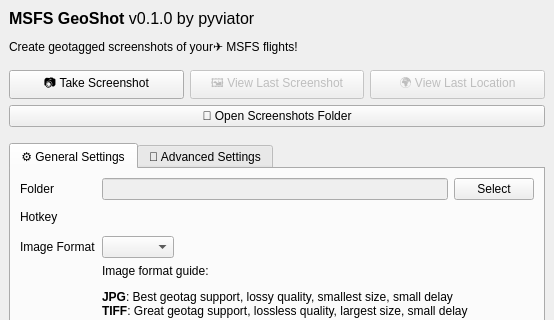
Old version of the form qtdesigner/main_window.ui in the repository pyviator/msfs-geoshot; both pictures show x 0 to 554 and y 0 to 320 of the 554 by 520 pixel window.
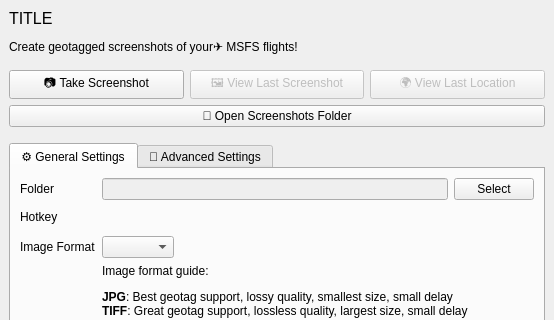
New version of the form.

Commit message: Set main window title dynamically

What changed in the file:
```diff
--- a/qtdesigner/main_window.ui
+++ b/qtdesigner/main_window.ui
@@ -39,7 +39,7 @@
          </font>
         </property>
         <property name="text">
-         <string>&lt;b&gt;MSFS GeoShot&lt;/b&gt; v0.1.0 by pyviator</string>
+         <string>TITLE</string>
         </property>
        </widget>
       </item>
```
The commit also changes 1 other file.
